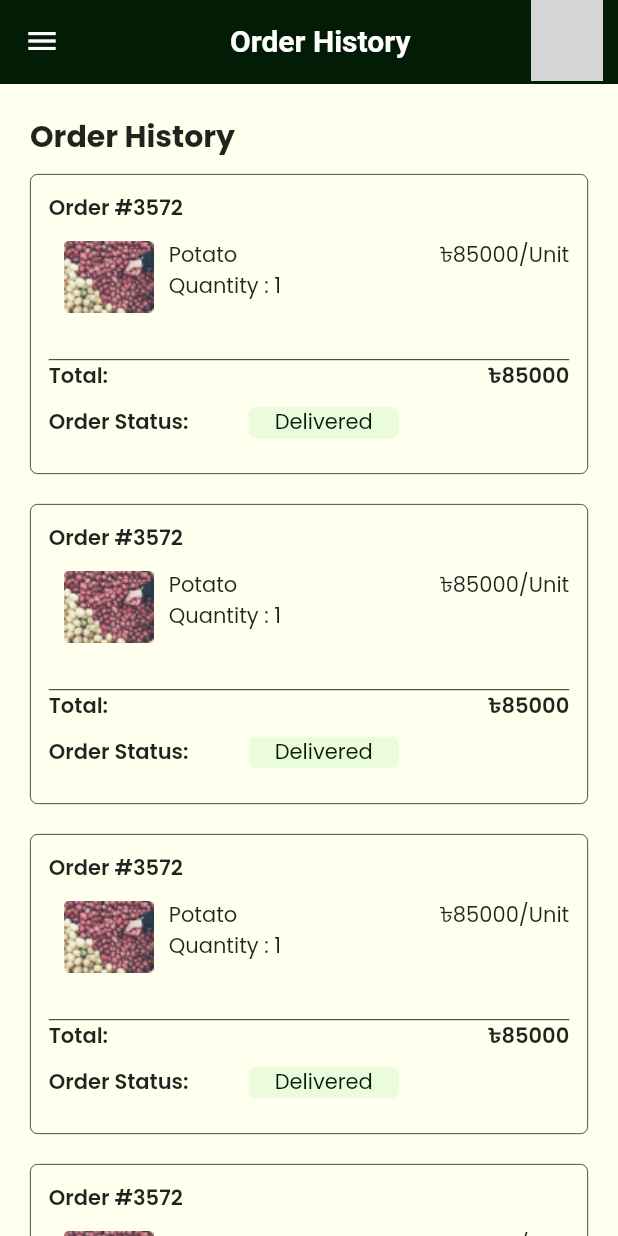
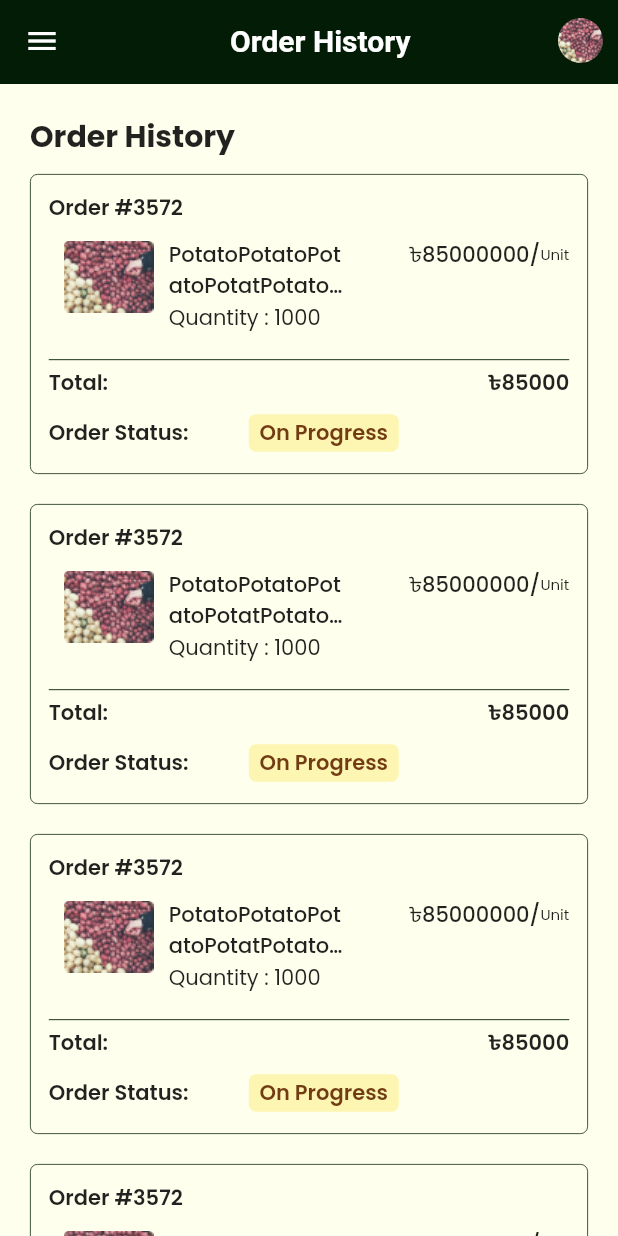
Before and after one commit to maruf-khan09/ifarmer, a Flutter app: the OrderHistory screen opened by its route, on a phone screen of 412 x 824 dp. Run offline on Flutter 3.47's test engine with Material 2 defaults, Android fonts, the light colour scheme and no system bars; our stand-ins replace cached_network_image, dio, flutter_svg, get, google_fonts, shared_preferences; missing offline and left inert: dart:html; accounts and stored records are empty; project files that could hold a hidden picture were left out; grey boxes are pictures that could not be loaded.

Commit message:
profile image added in appbar

```diff
--- a/lib/views/custom_widgets/custom_appbar.dart
+++ b/lib/views/custom_widgets/custom_appbar.dart
@@ -3,6 +3,7 @@ import 'package:flutter_svg/svg.dart';
 import 'package:get/get.dart';
 import 'package:ifarmer/utils/colors.dart';
 import 'package:ifarmer/utils/dimensions.dart';
+import 'package:ifarmer/utils/routes.dart';
 import 'package:ifarmer/utils/shared_pref.dart';
 
 class CustomAppBar extends StatefulWidget implements PreferredSizeWidget {
@@ -79,16 +80,14 @@ class _CustomAppBarState extends State<CustomAppBar> {
           widget.profile
               ? InkWell(
                   onTap: () {
-                    //  Get.toNamed(cartPage);
+                    Get.toNamed(profilepage);
                   },
                   child: Center(
-                    child: Stack(
-                      children: [
-                        //will be profile image
-                        SvgPicture.asset(
-                          "assets/images/fruitsample.png",
-                        ),
-                      ],
+                    child: CircleAvatar(
+                      radius: 15,
+                      backgroundColor: IFarmerColors.primaryColor,
+                      backgroundImage:
+                          Image.asset("assets/images/fruitsample.png").image,
                     ),
                   ),
                 )
--- a/lib/views/custom_widgets/custom_drawer.dart
+++ b/lib/views/custom_widgets/custom_drawer.dart
@@ -73,10 +73,12 @@ class _CustomDrawerState extends State<CustomDrawer> {
                           )
                         : CircleAvatar(
                             radius: 30.0,
-                            child: Image.asset("assets/images/cancelled.gif"),
+                            backgroundImage:
+                                Image.asset("assets/images/cancelled.gif")
+                                    .image,
                             backgroundColor: Colors.transparent,
                           ),
-                    SizedBox(
+                    const SizedBox(
                       width: Dimensions.MARGIN_SIZE_SMALL,
                     ),
                     Column(
@@ -117,10 +119,12 @@ class _CustomDrawerState extends State<CustomDrawer> {
                       ),
                       leading: SvgPicture.asset(
                         "assets/images/home.svg",
-                        color: Colors.black,
+                        height: 20,
                       ),
                       minLeadingWidth: 2,
-                      onTap: () {}),
+                      onTap: () {
+                        Get.toNamed(productpage);
+                      }),
                   ListTile(
                       dense: true,
                       title: const Text(
@@ -130,7 +134,7 @@ class _CustomDrawerState extends State<CustomDrawer> {
                       ),
                       leading: SvgPicture.asset(
                         "assets/images/profile.svg",
-                        color: Colors.black,
+                        height: 20,
                       ),
                       minLeadingWidth: 2,
                       onTap: () {
@@ -145,7 +149,7 @@ class _CustomDrawerState extends State<CustomDrawer> {
                     ),
                     leading: SvgPicture.asset(
                       "assets/images/orderhis.svg",
-                      color: Colors.black,
+                      height: 20,
                     ),
                     minLeadingWidth: 2,
                     onTap: () async {
@@ -159,7 +163,10 @@ class _CustomDrawerState extends State<CustomDrawer> {
                       style:
                           TextStyle(fontSize: 16, fontWeight: FontWeight.w500),
                     ),
-                    leading: SvgPicture.asset("assets/images/logout.svg"),
+                    leading: SvgPicture.asset(
+                      "assets/images/logout.svg",
+                      height: 20,
+                    ),
                     minLeadingWidth: 2,
                     onTap: () {},
                   ),
--- a/lib/views/order_history/history.dart
+++ b/lib/views/order_history/history.dart
@@ -1,6 +1,4 @@
 import 'package:flutter/material.dart';
-import 'package:flutter/src/widgets/container.dart';
-import 'package:flutter/src/widgets/framework.dart';
 import 'package:ifarmer/utils/colors.dart';
 import 'package:ifarmer/utils/dimensions.dart';
 import 'package:ifarmer/views/custom_widgets/custom_appbar.dart';
@@ -19,7 +17,7 @@ class _OrderHistoryState extends State<OrderHistory> {
   @override
   Widget build(BuildContext context) {
     return Scaffold(
-      drawer: CustomDrawer(),
+      drawer: const CustomDrawer(),
       key: _historyKey,
       appBar: CustomAppBar(
           scaffoldkey: _historyKey,
@@ -27,7 +25,7 @@ class _OrderHistoryState extends State<OrderHistory> {
           profile: true,
           title: "Order History"),
       body: SingleChildScrollView(
-        physics: BouncingScrollPhysics(),
+        physics: const BouncingScrollPhysics(),
         primary: true,
         child: Container(
           margin: const EdgeInsets.all(Dimensions.MARGIN_SIZE_DEFAULT),
@@ -65,7 +63,7 @@ class _OrderHistoryState extends State<OrderHistory> {
                           Container(
                             height: 80,
                             width: double.infinity,
-                            margin: EdgeInsets.only(
+                            margin: const EdgeInsets.only(
                                 top: Dimensions.MARGIN_SIZE_SMALL),
                             child: Row(
                               mainAxisAlignment: MainAxisAlignment.spaceBetween,
@@ -83,34 +81,57 @@ class _OrderHistoryState extends State<OrderHistory> {
                                     Column(
                                       crossAxisAlignment:
                                           CrossAxisAlignment.start,
-                                      children: [
-                                        Text("Potato"),
-                                        Text("Quantity : 1")
+                                      children: const [
+                                        SizedBox(
+                                          width: 120,
+                                          child: Text(
+                                            "PotatoPotatoPotatoPotatPotatoPotatooPotato",
+                                            maxLines: 2,
+                                            overflow: TextOverflow.ellipsis,
+                                            style: TextStyle(
+                                                fontSize: 14,
+                                                fontWeight: FontWeight.w500),
+                                          ),
+                                        ),
+                                        Text("Quantity : 1000",
+                                            style: TextStyle(
+                                                fontSize: 14,
+                                                fontWeight: FontWeight.w400))
                                       ],
                                     )
                                   ],
                                 ),
                                 Row(
                                   mainAxisAlignment: MainAxisAlignment.start,
-                                  children: [Text("৳85000/"), Text("Unit")],
+                                  children: const [
+                                    Text("৳85000000/",
+                                        style: TextStyle(
+                                            fontSize: 14,
+                                            fontWeight: FontWeight.w500)),
+                                    Text("Unit",
+                                        style: TextStyle(
+                                            fontSize: 10,
+                                            fontWeight: FontWeight.w400))
+                                  ],
                                 )
                               ],
                             ),
                           ),
                           Container(
+                            margin: const EdgeInsets.only(bottom: 5),
                             height: 0.6,
                             color: IFarmerColors.primaryColor,
                             width: double.infinity,
                           ),
                           Row(
                             mainAxisAlignment: MainAxisAlignment.spaceBetween,
-                            children: [
-                              const Text(
+                            children: const [
+                              Text(
                                 "Total:",
                                 style: TextStyle(
                                     fontSize: 14, fontWeight: FontWeight.w600),
                               ),
-                              const Text(
+                              Text(
                                 "৳85000",
                                 style: TextStyle(
                                     fontSize: 14, fontWeight: FontWeight.w600),
@@ -123,9 +144,9 @@ class _OrderHistoryState extends State<OrderHistory> {
                           Row(
                             mainAxisAlignment: MainAxisAlignment.start,
                             children: [
-                              Container(
+                              const SizedBox(
                                 width: 100,
-                                child: const Text(
+                                child: Text(
                                   "Order Status:",
                                   style: TextStyle(
                                       fontSize: 14,
@@ -139,7 +160,7 @@ class _OrderHistoryState extends State<OrderHistory> {
                                       MainAxisAlignment.spaceEvenly,
                                   children: const [
                                     Completion(
-                                      type: "Delivered",
+                                      type: "On Progress",
                                     ),
                                     SizedBox.shrink()
                                   ],
--- a/lib/views/order_history/item.dart
+++ b/lib/views/order_history/item.dart
@@ -14,6 +14,7 @@ class _CompletionState extends State<Completion> {
     switch (type) {
       case "Confirmed":
         return Container(
+          padding: const EdgeInsets.all(2),
           alignment: Alignment.center,
           width: 100,
           decoration: BoxDecoration(
@@ -21,11 +22,13 @@ class _CompletionState extends State<Completion> {
               borderRadius: BorderRadius.circular(5)),
           child: Text(
             widget.type.toString(),
-            style: const TextStyle(color: IFarmerColors.priceColor),
+            style: const TextStyle(
+                color: IFarmerColors.priceColor, fontWeight: FontWeight.w600),
           ),
         );
       case "Cancelled":
         return Container(
+          padding: const EdgeInsets.all(2),
           alignment: Alignment.center,
           width: 100,
           decoration: BoxDecoration(
@@ -33,11 +36,14 @@ class _CompletionState extends State<Completion> {
               borderRadius: BorderRadius.circular(5)),
           child: Text(
             widget.type.toString(),
-            style: const TextStyle(color: IFarmerColors.cancelstatusColor),
+            style: const TextStyle(
+                color: IFarmerColors.cancelstatusColor,
+                fontWeight: FontWeight.w600),
           ),
         );
       case "On Progress":
         return Container(
+          padding: const EdgeInsets.all(2),
           alignment: Alignment.center,
           width: 100,
           decoration: BoxDecoration(
@@ -45,11 +51,14 @@ class _CompletionState extends State<Completion> {
               borderRadius: BorderRadius.circular(5)),
           child: Text(
             widget.type.toString(),
-            style: const TextStyle(color: IFarmerColors.onprogressColor),
+            style: const TextStyle(
+                color: IFarmerColors.onprogressColor,
+                fontWeight: FontWeight.w600),
           ),
         );
       case "Order Placed":
         return Container(
+          padding: const EdgeInsets.all(2),
           alignment: Alignment.center,
           width: 100,
           decoration: BoxDecoration(
@@ -57,11 +66,14 @@ class _CompletionState extends State<Completion> {
               borderRadius: BorderRadius.circular(5)),
           child: Text(
             widget.type.toString(),
-            style: const TextStyle(color: IFarmerColors.orderplaceColor),
+            style: const TextStyle(
+                color: IFarmerColors.orderplaceColor,
+                fontWeight: FontWeight.w600),
           ),
         );
       case "Delivered":
         return Container(
+          padding: const EdgeInsets.all(2),
           alignment: Alignment.center,
           width: 100,
           decoration: BoxDecoration(
@@ -69,7 +81,8 @@ class _CompletionState extends State<Completion> {
               borderRadius: BorderRadius.circular(5)),
           child: Text(
             widget.type.toString(),
-            style: const TextStyle(color: IFarmerColors.primaryColor),
+            style: const TextStyle(
+                color: IFarmerColors.primaryColor, fontWeight: FontWeight.w600),
           ),
         );
 
--- a/lib/views/product_page/product_page.dart
+++ b/lib/views/product_page/product_page.dart
@@ -1,3 +1,5 @@
+import 'dart:html';
+
 import 'package:flutter/material.dart';
 import 'package:ifarmer/utils/dimensions.dart';
 import 'package:ifarmer/views/custom_widgets/custom_appbar.dart';
@@ -53,7 +55,7 @@ class _ProductPageState extends State<ProductPage> {
                 padding: const EdgeInsets.all(20),
                 gridDelegate: const SliverGridDelegateWithFixedCrossAxisCount(
                     crossAxisCount: 2,
-                    childAspectRatio: 0.68,
+                    childAspectRatio:  0.64,
                     mainAxisSpacing: 15,
                     crossAxisSpacing: 15),
                 itemBuilder: (context, index) => InkWell(
--- a/lib/views/profile/profile_page.dart
+++ b/lib/views/profile/profile_page.dart
@@ -49,7 +49,9 @@ class _ProfilePageState extends State<ProfilePage> {
                           )
                         : CircleAvatar(
                             radius: 30.0,
-                            child: Image.asset("assets/images/cancelled.gif"),
+                            backgroundImage:
+                                Image.asset("assets/images/cancelled.gif")
+                                    .image,
                             backgroundColor: Colors.transparent,
                           ),
                     SizedBox(
```
